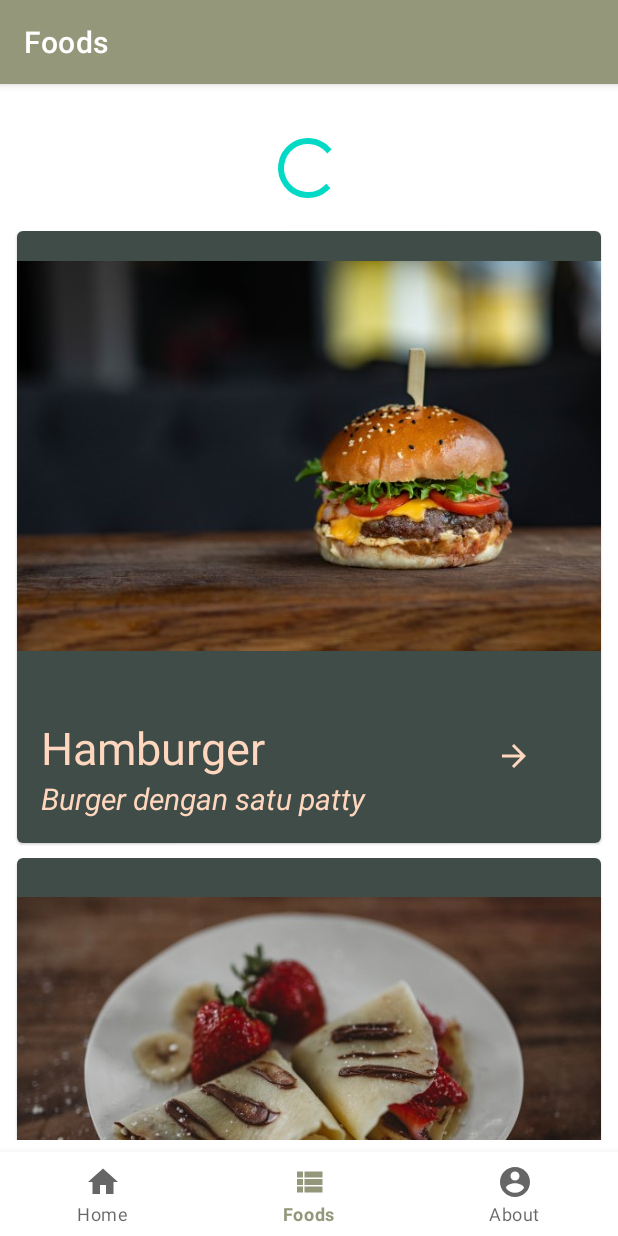
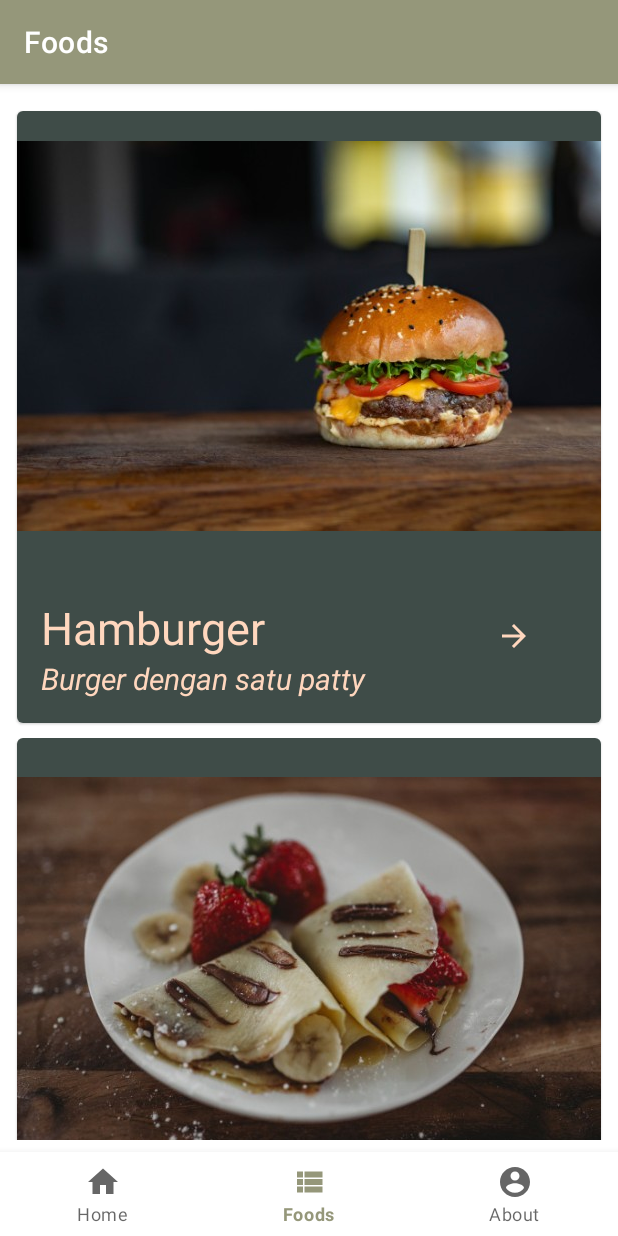
Before and after one commit to What-s-The-Food/Whats-The-Food-APP, an Android app: the FoodsListFragment screen opened through its navigation route, on a phone screen of 412 x 824 dp. Run offline under Robolectric (Android 15) with nearby library versions, the phone set to English and light mode, and no system bars; our stand-ins replace navigation-ui; Roboto replaces fonts that are not available here.

Commit message:
menampilkan progress bar pada onViewCreated

```diff
--- a/app/src/main/java/xyz/heydarrn/whatsthefood/fragment/FoodsListFragment.kt
+++ b/app/src/main/java/xyz/heydarrn/whatsthefood/fragment/FoodsListFragment.kt
@@ -34,8 +34,10 @@ class FoodsListFragment : Fragment() {
 
     override fun onViewCreated(view: View, savedInstanceState: Bundle?) {
         super.onViewCreated(view, savedInstanceState)
+        true.loadingProgress()
         list.addAll(listFood)
         setRecyclerView()
+
     }
 
     private val listFood:ArrayList<DummyFoods> get() {
@@ -87,5 +89,13 @@ class FoodsListFragment : Fragment() {
             }
 
         })
+        false.loadingProgress()
+    }
+
+    private fun Boolean.loadingProgress(){
+        when(this){
+            true -> bindingFood.progressBarFoodList.visibility=View.VISIBLE
+            false -> bindingFood.progressBarFoodList.visibility=View.GONE
+        }
     }
 }
```
